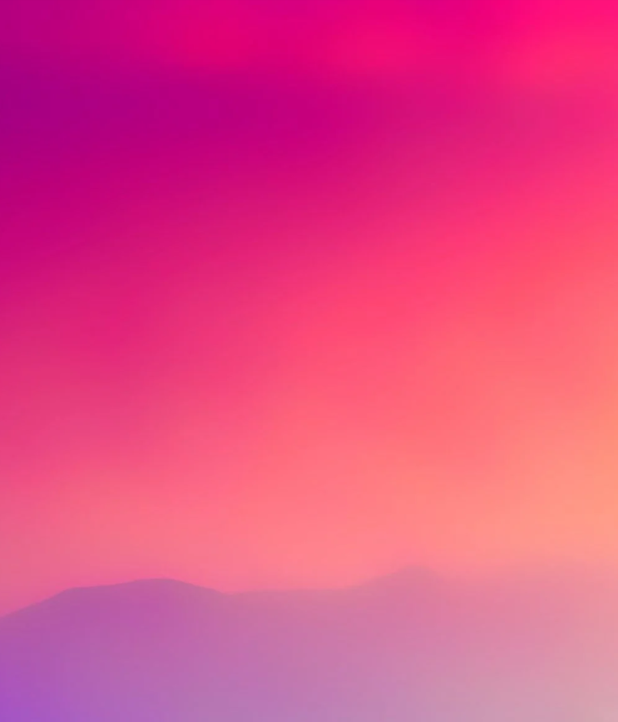
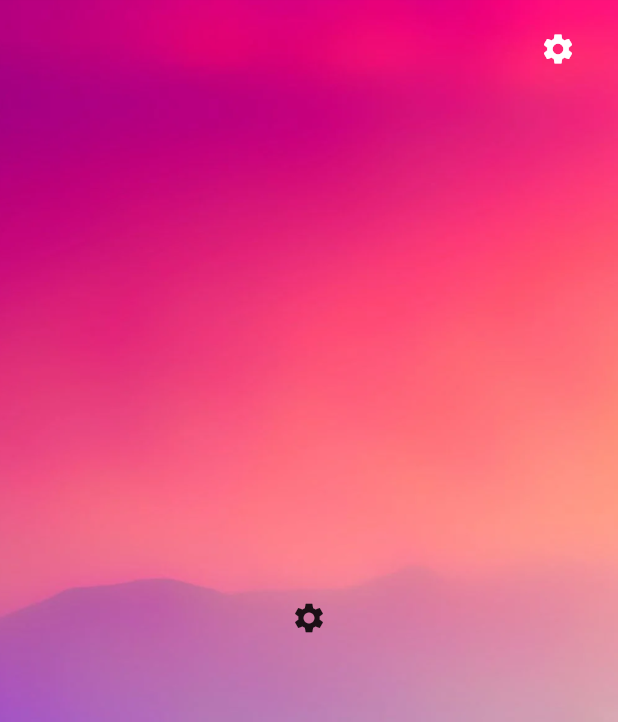
Before and after one commit to NotZetka/PomodoroApp, a Flutter app: the screen it shows after launch, on a phone screen of 412 x 824 dp. Shown: the top 722 px of the screen. Run offline on Flutter 3.47's test engine with Material 2 defaults, Android fonts, the light colour scheme and no system bars.

Commit message:
Ustawienie przycisku ustawień na miejscu

```diff
--- a/pomodoro_app/lib/home.dart
+++ b/pomodoro_app/lib/home.dart
@@ -1,4 +1,5 @@
 import 'package:flutter/material.dart';
+import 'package:flutter/rendering.dart';
 
 class Home extends StatefulWidget {
   const Home({Key? key}) : super(key: key);
@@ -11,11 +12,55 @@ class _HomeState extends State<Home> {
   @override
   Widget build(BuildContext context) {
     return Scaffold(
-      body: Container(
-        decoration: BoxDecoration(
-          image: DecorationImage(
-              image: AssetImage("assets/bgimage.png"), fit: BoxFit.cover),
-        ),
+      backgroundColor: Colors.pink[400],
+      body: SafeArea(
+        child: Container(
+            decoration: BoxDecoration(
+              image: DecorationImage(
+                  image: AssetImage("assets/bgimage.png"), fit: BoxFit.cover),
+            ),
+            child: Center(
+              //layoutbuilder is responsive for sizing app
+              child: LayoutBuilder(builder: (context, constraints) {
+                return Column(
+                  children: [
+                    //Settings button
+                    Container(
+                      height: constraints.maxHeight * 0.08,
+                      child: Align(
+                        child: Padding(
+                          padding: const EdgeInsets.fromLTRB(0, 0, 20, 0),
+                          child: IconButton(
+                            onPressed: () {},
+                            icon: Icon(
+                              Icons.settings,
+                              color: Colors.white,
+                            ),
+                            alignment: Alignment.centerRight,
+                          ),
+                        ),
+                        alignment: Alignment.centerRight,
+                      ),
+                    ),
+                    Expanded(
+                      child: Padding(
+                        padding: const EdgeInsets.all(8.0),
+                        child: IconButton(
+                          onPressed: () {},
+                          icon: Icon(
+                            Icons.settings,
+                          ),
+                        ),
+                      ),
+                    ),
+                    Container(
+                      height: constraints.maxHeight * 0.08,
+                      child: SizedBox(),
+                    )
+                  ],
+                );
+              }),
+            )),
       ),
     );
   }
```
